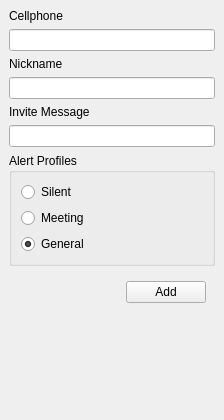
This is src/gui/dock_widgets/add_contact.ui in marcbowes/mxitc as Qt 5 draws it before an edit. The edited form follows.
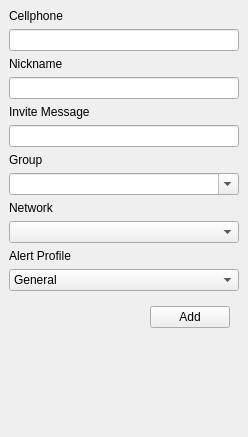
This is the edited form.

Commit message: add contacts works now

```diff
--- a/src/gui/dock_widgets/add_contact.ui
+++ b/src/gui/dock_widgets/add_contact.ui
@@ -6,8 +6,8 @@
    <rect>
     <x>0</x>
     <y>0</y>
-    <width>224</width>
-    <height>420</height>
+    <width>248</width>
+    <height>437</height>
    </rect>
   </property>
   <property name="windowTitle">
@@ -46,36 +46,53 @@
      <widget class="QLineEdit" name="inviteMsgLineEdit"/>
     </item>
     <item>
-     <widget class="QGroupBox" name="alertProfileGroupBox">
-      <property name="title">
-       <string>Alert Profiles</string>
+     <widget class="QLabel" name="label_2">
+      <property name="text">
+       <string>Group</string>
       </property>
-      <layout class="QVBoxLayout" name="verticalLayout_2">
-       <item>
-        <widget class="QRadioButton" name="silentRadioButton">
-         <property name="text">
-          <string>Silent</string>
-         </property>
-        </widget>
-       </item>
-       <item>
-        <widget class="QRadioButton" name="meetingRadioButton">
-         <property name="text">
-          <string>Meeting</string>
-         </property>
-        </widget>
-       </item>
-       <item>
-        <widget class="QRadioButton" name="generalRadioButton_2">
-         <property name="text">
-          <string>General</string>
-         </property>
-         <property name="checked">
-          <bool>true</bool>
-         </property>
-        </widget>
-       </item>
-      </layout>
+     </widget>
+    </item>
+    <item>
+     <widget class="QComboBox" name="groupComboBox">
+      <property name="editable">
+       <bool>true</bool>
+      </property>
+     </widget>
+    </item>
+    <item>
+     <widget class="QLabel" name="label">
+      <property name="text">
+       <string>Network</string>
+      </property>
+     </widget>
+    </item>
+    <item>
+     <widget class="QComboBox" name="networkComboBox"/>
+    </item>
+    <item>
+     <widget class="QLabel" name="label_3">
+      <property name="text">
+       <string>Alert Profile</string>
+      </property>
+     </widget>
+    </item>
+    <item>
+     <widget class="QComboBox" name="alertProfileComboBox">
+      <item>
+       <property name="text">
+        <string>General</string>
+       </property>
+      </item>
+      <item>
+       <property name="text">
+        <string>Meeting</string>
+       </property>
+      </item>
+      <item>
+       <property name="text">
+        <string>Silent</string>
+       </property>
+      </item>
      </widget>
     </item>
     <item>
```
Left out of the diff: 2 changed lines with no effect on the pictures. The commit also changes 5 other files.
